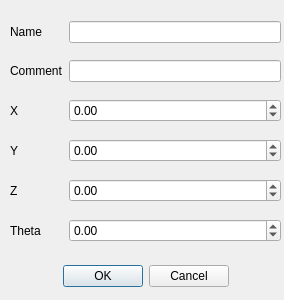
The window that isstools/dialogs/UpdateSampleInfo.ui (NSLS-II-ISS/isstools) describes before a commit, drawn with Qt 5.
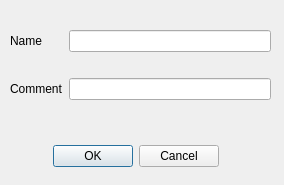
The same window after the commit.

Commit message: updated modify and move to sample dialogs

Diff of the .ui file:
```diff
--- a/isstools/dialogs/UpdateSampleInfo.ui
+++ b/isstools/dialogs/UpdateSampleInfo.ui
@@ -7,7 +7,7 @@
     <x>0</x>
     <y>0</y>
     <width>284</width>
-    <height>300</height>
+    <height>185</height>
    </rect>
   </property>
   <property name="windowTitle">
@@ -16,8 +16,8 @@
   <widget class="QDialogButtonBox" name="buttonBox">
    <property name="geometry">
     <rect>
-     <x>20</x>
-     <y>260</y>
+     <x>10</x>
+     <y>140</y>
      <width>251</width>
      <height>32</height>
     </rect>
@@ -37,71 +37,11 @@
     <rect>
      <x>10</x>
      <y>10</y>
-     <width>271</width>
-     <height>248</height>
+     <width>261</width>
+     <height>111</height>
     </rect>
    </property>
    <layout class="QGridLayout" name="gridLayout">
-    <item row="2" column="0">
-     <widget class="QLabel" name="label_6">
-      <property name="midLineWidth">
-       <number>0</number>
-      </property>
-      <property name="text">
-       <string>X</string>
-      </property>
-     </widget>
-    </item>
-    <item row="5" column="0">
-     <widget class="QLabel" name="label_8">
-      <property name="midLineWidth">
-       <number>0</number>
-      </property>
-      <property name="text">
-       <string>Theta</string>
-      </property>
-     </widget>
-    </item>
-    <item row="1" column="0">
-     <widget class="QLabel" name="label_5">
-      <property name="midLineWidth">
-       <number>0</number>
-      </property>
-      <property name="text">
-       <string>Comment</string>
-      </property>
-     </widget>
-    </item>
-    <item row="5" column="1">
-     <widget class="QDoubleSpinBox" name="doubleSpinBox_theta">
-      <property name="minimum">
-       <double>-100000000000.000000000000000</double>
-      </property>
-      <property name="maximum">
-       <double>100000000000.000000000000000</double>
-      </property>
-     </widget>
-    </item>
-    <item row="3" column="1">
-     <widget class="QDoubleSpinBox" name="doubleSpinBox_y">
-      <property name="minimum">
-       <double>-1000000000000.000000000000000</double>
-      </property>
-      <property name="maximum">
-       <double>100000000.000000000000000</double>
-      </property>
-     </widget>
-    </item>
-    <item row="2" column="1">
-     <widget class="QDoubleSpinBox" name="doubleSpinBox_x">
-      <property name="minimum">
-       <double>-1000000000000.000000000000000</double>
-      </property>
-      <property name="maximum">
-       <double>10000000000.000000000000000</double>
-      </property>
-     </widget>
-    </item>
     <item row="0" column="0">
      <widget class="QLabel" name="label_4">
       <property name="midLineWidth">
@@ -112,39 +52,19 @@
       </property>
      </widget>
     </item>
-    <item row="3" column="0">
-     <widget class="QLabel" name="label_7">
-      <property name="midLineWidth">
-       <number>0</number>
-      </property>
-      <property name="text">
-       <string>Y</string>
-      </property>
-     </widget>
-    </item>
-    <item row="0" column="1">
-     <widget class="QLineEdit" name="lineEdit_name"/>
-    </item>
     <item row="1" column="1">
      <widget class="QLineEdit" name="lineEdit_comment"/>
     </item>
-    <item row="4" column="1">
-     <widget class="QDoubleSpinBox" name="doubleSpinBox_z">
-      <property name="minimum">
-       <double>-1000000000000.000000000000000</double>
-      </property>
-      <property name="maximum">
-       <double>100000000.000000000000000</double>
-      </property>
-     </widget>
+    <item row="0" column="1">
+     <widget class="QLineEdit" name="lineEdit_name"/>
     </item>
-    <item row="4" column="0">
-     <widget class="QLabel" name="label_9">
+    <item row="1" column="0">
+     <widget class="QLabel" name="label_5">
       <property name="midLineWidth">
        <number>0</number>
       </property>
       <property name="text">
-       <string>Z</string>
+       <string>Comment</string>
       </property>
      </widget>
     </item>
```
The commit also changes 4 other files.
